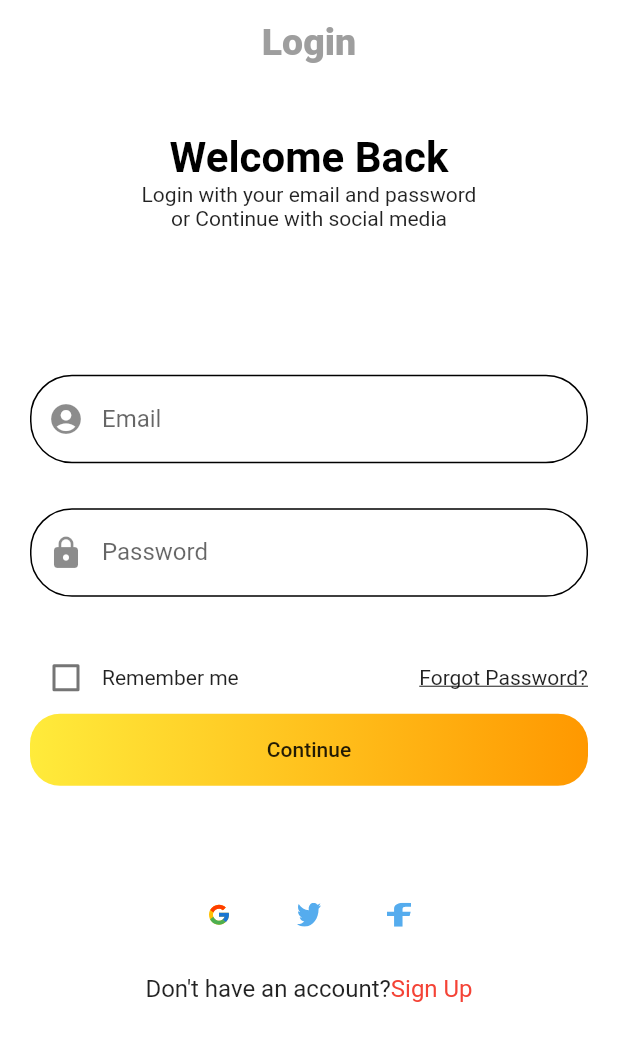
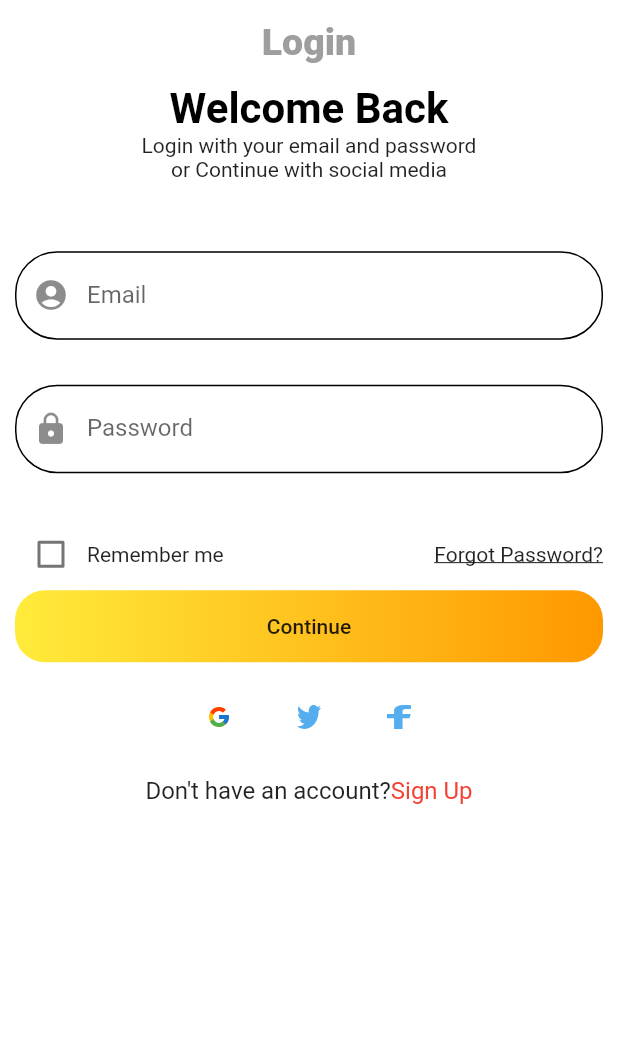
Before and after one commit to toyyibat1/loginScreen, a Flutter app: the screen it shows after launch, on a phone screen of 412 x 824 dp. Shown: the top 1041 px of the screen. Run offline on Flutter 3.47's test engine with Material 2 defaults, Android fonts, the phone set to English and light mode, and no system bars; our stand-ins replace flutter_svg; Roboto replaces fonts that are missing (OpenSans).

Commit message:
added second screen

```diff
--- a/lib/pages/components/loginScreen/body.dart
+++ b/lib/pages/components/loginScreen/body.dart
@@ -10,11 +10,10 @@ class Body extends StatelessWidget {
       child: SizedBox(
         width: double.infinity,
         child: Padding(
-          padding: EdgeInsets.symmetric(horizontal: 20),
+          padding: EdgeInsets.symmetric(horizontal: 10),
           child: SingleChildScrollView(
-                      child: Column(
+            child: Column(
               children: <Widget>[
-                SizedBox(height: size.height * 0.04),
                 Text(
                   "Welcome Back",
                   style: TextStyle(
@@ -25,12 +24,11 @@ class Body extends StatelessWidget {
                 Text(
                     "Login with your email and password \nor Continue with social media",
                     textAlign: TextAlign.center),
-                SizedBox(height: size.height * 0.08),
+                SizedBox(height: size.height * 0.02),
                 LoginForm(),
-                SizedBox(height: size.height * 0.08),
+                SizedBox(height: size.height * 0.02),
                 Row(
                   mainAxisAlignment: MainAxisAlignment.center,
-
                   children: [
                     SocialMediaCard(
                       icon: "assets/icons/google.svg",
@@ -46,14 +44,14 @@ class Body extends StatelessWidget {
                     ),
                   ],
                 ),
-                SizedBox(height:20),
+                SizedBox(height: 20),
                 Row(
                   mainAxisAlignment: MainAxisAlignment.center,
                   children: [
                     Text("Don't have an account?",
                         style: TextStyle(fontSize: 16)),
-                    Text("Sign Up", style: TextStyle(fontSize: 16,
-                    color: Colors.red))
+                    Text("Sign Up",
+                        style: TextStyle(fontSize: 16, color: Colors.red))
                   ],
                 )
               ],
@@ -84,8 +82,7 @@ class SocialMediaCard extends StatelessWidget {
         padding: EdgeInsets.all(12),
         height: 40,
         width: 40,
-        decoration: BoxDecoration(
-        color: Colors.white, shape: BoxShape.circle),
+        decoration: BoxDecoration(color: Colors.white, shape: BoxShape.circle),
         child: SvgPicture.asset(icon),
       ),
     );
--- a/lib/pages/components/loginScreen/login_form.dart
+++ b/lib/pages/components/loginScreen/login_form.dart
@@ -13,6 +13,14 @@ class _LoginFormState extends State<LoginForm> {
   String email;
   String password;
   bool remember = false;
+
+  final String title;
+
+  TextEditingController userNameController = TextEditingController();
+  TextEditingController passwordController = TextEditingController();
+
+  _LoginFormState({Key key, this.title});
+
   @override
   Widget build(BuildContext context) {
     return Form(
@@ -65,7 +73,8 @@ class _LoginFormState extends State<LoginForm> {
             _formKey.currentState.validate()){
             _formKey.currentState.save();
             }
-          Navigator.pushNamed(context, HomeScreen.routeName);
+          Navigator.pushNamed(context, HomeScreen.routeName,
+          arguments: "Hello");
         },
 
         child: Text(
@@ -86,7 +95,9 @@ class _LoginFormState extends State<LoginForm> {
             prefixIcon: Icon(Icons.lock),
             suffixIcon: Padding(
               padding: EdgeInsets.fromLTRB(0, 20, 20, 20),
-            )));
+            )),
+            controller: passwordController,
+    );
   }
 
   TextFormField buildEmailFormField() {
@@ -109,4 +120,6 @@ class _LoginFormState extends State<LoginForm> {
               padding: EdgeInsets.fromLTRB(0, 20, 20, 20),
             )));
   }
+
+
 }
```
Also changed, not shown: lib/pages/components/loginScreen/login.dart (+8 -0 lines), lib/pages/home.dart (+13 -1 lines).
